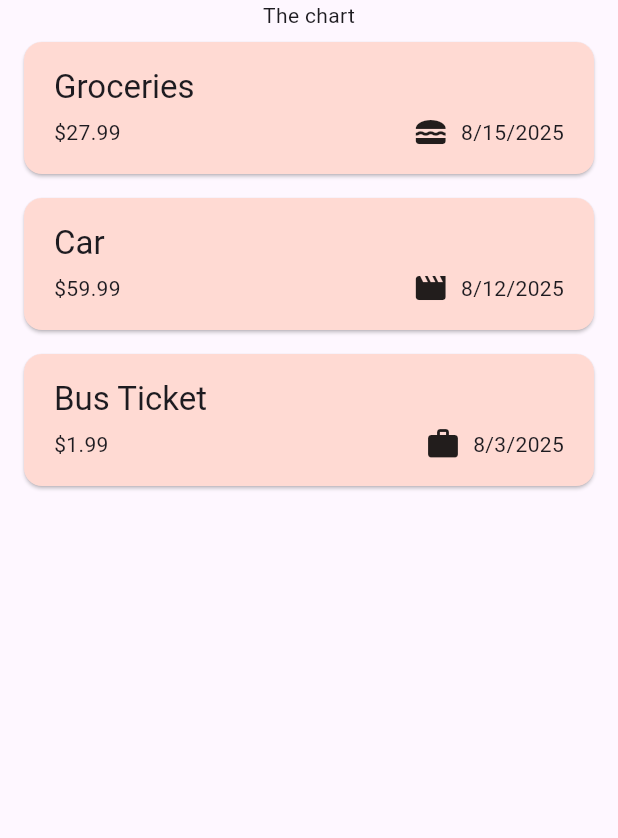
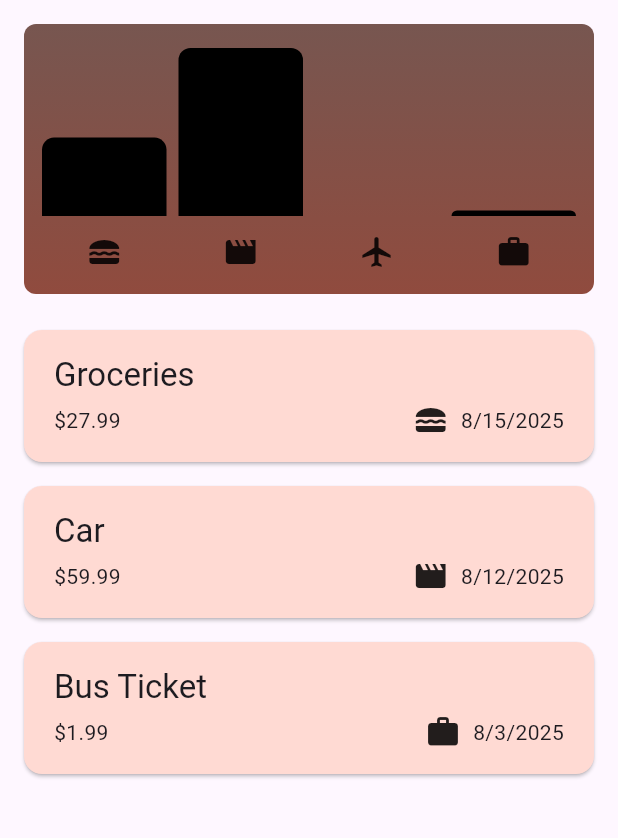
Before and after one commit to hhrnjic1/expense_tracker_flutter, a Flutter app: the screen it shows after launch, on a phone screen of 412 x 824 dp, the part 84-922 px from its top. Run offline on Flutter 3.47's test engine with Material 3 defaults, Android fonts, the phone set to English and light mode, and no system bars.

Commit message:
Add a chart

```diff
--- a/lib/widget/chart/chart_bar.dart
+++ b/lib/widget/chart/chart_bar.dart
@@ -23,8 +23,8 @@ class ChartBar extends StatelessWidget {
               borderRadius:
                   const BorderRadius.vertical(top: Radius.circular(8)),
               color: isDarkMode
-                  ? Theme.of(context).colorScheme.secondary
-                  : Theme.of(context).colorScheme.primary,
+                  ? Color.fromRGBO(255, 255, 255, 255)
+                  : Color.fromRGBO(0, 0, 0, 255),
             ),
           ),
         ),
--- a/lib/widget/expenses.dart
+++ b/lib/widget/expenses.dart
@@ -1,3 +1,4 @@
+import 'package:expenses_tracker_flutter/widget/chart/chart.dart';
 import 'package:expenses_tracker_flutter/widget/expenses_list/expenses_list.dart';
 import 'package:expenses_tracker_flutter/models/expense.dart';
 import 'package:expenses_tracker_flutter/widget/new_expense.dart';
@@ -84,7 +85,10 @@ class _ExpensesState extends State<Expenses> {
       ),
       body: Column(
         mainAxisAlignment: MainAxisAlignment.center,
-        children: [const Text('The chart'), Expanded(child: mainContent)],
+        children: [
+          Chart(expenses: _registeredExpenses),
+          Expanded(child: mainContent)
+        ],
       ),
     );
   }
```
Also changed, not shown: lib/widget/chart/chart.dart (+2 -9 lines).
